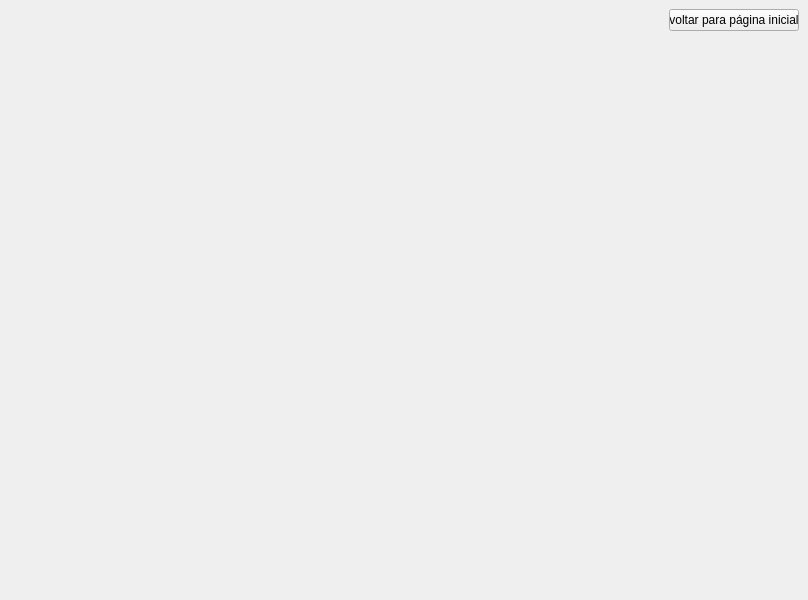
Before: the Qt Designer form App/Desenvolvimento/src/main/python/mainUi.ui in wesleyrodrigues/TCC, drawn with Qt 5.
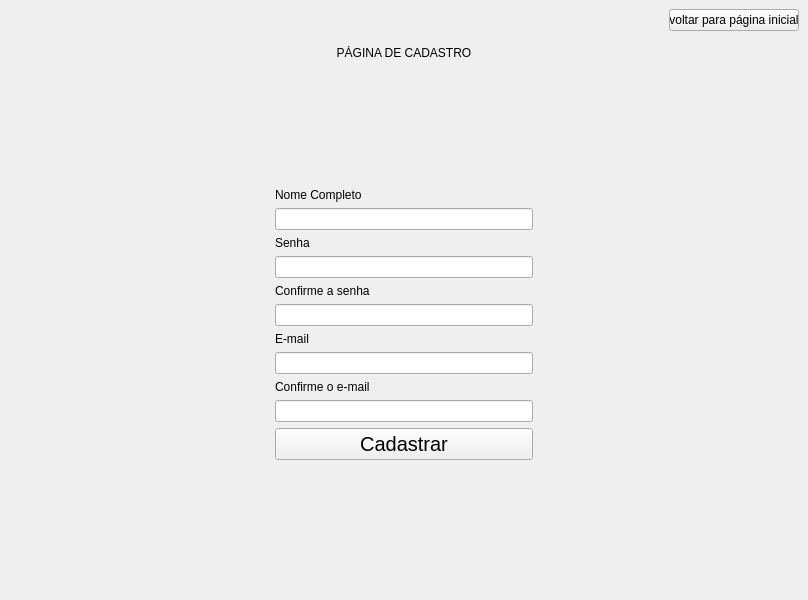
After: the same form once the commit is applied. The open tabs and pages were chosen to show the change.

Commit message: fazendo página de cadastro

Diff of the .ui file:
```diff
--- a/App/Desenvolvimento/src/main/python/mainUi.ui
+++ b/App/Desenvolvimento/src/main/python/mainUi.ui
@@ -143,7 +143,158 @@
         </item>
        </layout>
       </widget>
-      <widget class="QWidget" name="pagina_cadastro"/>
+      <widget class="QWidget" name="pagina_cadastro">
+       <layout class="QGridLayout" name="gridLayout_2">
+        <item row="9" column="0">
+         <layout class="QGridLayout" name="gridLayout">
+          <item row="0" column="0">
+           <layout class="QVBoxLayout" name="verticalLayout">
+            <item>
+             <widget class="QLabel" name="label">
+              <property name="text">
+               <string>PÁGINA DE CADASTRO</string>
+              </property>
+              <property name="alignment">
+               <set>Qt::AlignCenter</set>
+              </property>
+             </widget>
+            </item>
+            <item>
+             <spacer name="verticalSpacer">
+              <property name="orientation">
+               <enum>Qt::Vertical</enum>
+              </property>
+              <property name="sizeHint" stdset="0">
+               <size>
+                <width>20</width>
+                <height>40</height>
+               </size>
+              </property>
+             </spacer>
+            </item>
+            <item>
+             <layout class="QHBoxLayout" name="horizontalLayout">
+              <item>
+               <spacer name="horizontalSpacer">
+                <property name="orientation">
+                 <enum>Qt::Horizontal</enum>
+                </property>
+                <property name="sizeHint" stdset="0">
+                 <size>
+                  <width>40</width>
+                  <height>20</height>
+                 </size>
+                </property>
+               </spacer>
+              </item>
+              <item>
+               <layout class="QVBoxLayout" name="verticalLayout_2">
+                <item>
+                 <widget class="QLabel" name="lnome">
+                  <property name="text">
+                   <string>Nome Completo</string>
+                  </property>
+                 </widget>
+                </item>
+                <item>
+                 <widget class="QLineEdit" name="input_nome"/>
+                </item>
+                <item>
+                 <widget class="QLabel" name="lsenha">
+                  <property name="text">
+                   <string>Senha</string>
+                  </property>
+                 </widget>
+                </item>
+                <item>
+                 <widget class="QLineEdit" name="input_senha"/>
+                </item>
+                <item>
+                 <widget class="QLabel" name="lconfsenha">
+                  <property name="text">
+                   <string>Confirme a senha</string>
+                  </property>
+                 </widget>
+                </item>
+                <item>
+                 <widget class="QLineEdit" name="input_conf_senha"/>
+                </item>
+                <item>
+                 <widget class="QLabel" name="lemail">
+                  <property name="text">
+                   <string>E-mail</string>
+                  </property>
+                 </widget>
+                </item>
+                <item>
+                 <widget class="QLineEdit" name="input_email"/>
+                </item>
+                <item>
+                 <widget class="QLabel" name="lconfemail">
+                  <property name="text">
+                   <string>Confirme o e-mail</string>
+                  </property>
+                 </widget>
+                </item>
+                <item>
+                 <widget class="QLineEdit" name="input_conf_email"/>
+                </item>
+                <item>
+                 <widget class="QPushButton" name="btnCadastar">
+                  <property name="minimumSize">
+                   <size>
+                    <width>200</width>
+                    <height>30</height>
+                   </size>
+                  </property>
+                  <property name="font">
+                   <font>
+                    <pointsize>15</pointsize>
+                    <weight>50</weight>
+                    <bold>false</bold>
+                   </font>
+                  </property>
+                  <property name="text">
+                   <string>Cadastrar</string>
+                  </property>
+                 </widget>
+                </item>
+               </layout>
+              </item>
+              <item>
+               <spacer name="horizontalSpacer_2">
+                <property name="orientation">
+                 <enum>Qt::Horizontal</enum>
+                </property>
+                <property name="sizeHint" stdset="0">
+                 <size>
+                  <width>40</width>
+                  <height>20</height>
+                 </size>
+                </property>
+               </spacer>
+              </item>
+             </layout>
+            </item>
+            <item>
+             <spacer name="verticalSpacer_2">
+              <property name="orientation">
+               <enum>Qt::Vertical</enum>
+              </property>
+              <property name="sizeHint" stdset="0">
+               <size>
+                <width>20</width>
+                <height>40</height>
+               </size>
+              </property>
+             </spacer>
+            </item>
+           </layout>
+          </item>
+         </layout>
+        </item>
+       </layout>
+      </widget>
       <widget class="QWidget" name="pagina_cadastro_aluno"/>
       <widget class="QWidget" name="pagina_login"/>
      </widget>
```
Left out of the diff: 12 changed lines with no effect on the pictures. The commit also changes 5 other files.
